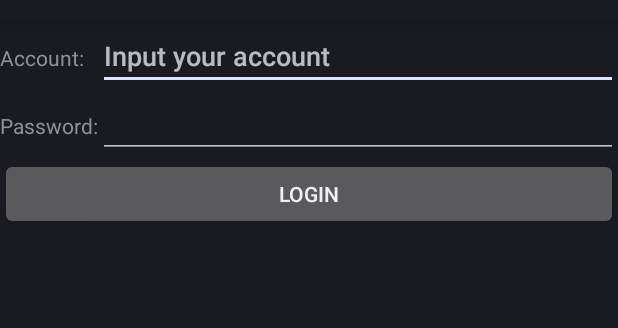
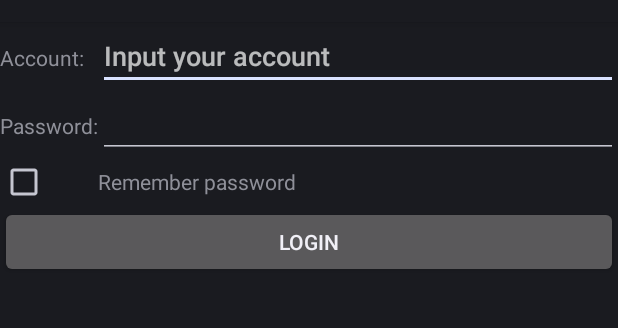
Before and after one commit to yaozongyou/android-first-code, an Android app: the screen it shows after launch (LoginActivity), on a phone screen of 412 x 824 dp, the part 62-390 px from its top. Run offline under Robolectric (Android 15) with nearby library versions, the phone set to English and light mode, and no system bars.

Commit message:
add files

```diff
--- a/BroadcastBestPractice/src/main/java/com/yaozongyou/broadcastbestpractice/LoginActivity.java
+++ b/BroadcastBestPractice/src/main/java/com/yaozongyou/broadcastbestpractice/LoginActivity.java
@@ -8,11 +8,18 @@ import android.widget.Button;
 import android.widget.EditText;
 import android.view.View;
 import android.view.View.OnClickListener;
+import android.content.SharedPreferences;
+import android.widget.CheckBox;
+import android.preference.PreferenceManager;
 
 public class LoginActivity extends BaseActivity {
     private EditText accountEdit;
     private EditText passwordEdit;
     private Button login;
+
+    private SharedPreferences pref;
+    private SharedPreferences.Editor editor;
+    private CheckBox rememberPass;
 
     @Override
     protected void onCreate(Bundle savedInstanceState) {
@@ -21,6 +28,20 @@ public class LoginActivity extends BaseActivity {
         accountEdit = (EditText)findViewById(R.id.account);
         passwordEdit = (EditText)findViewById(R.id.password);
         login = (Button)findViewById(R.id.login);
+
+        pref = PreferenceManager.getDefaultSharedPreferences(this);
+        rememberPass = (CheckBox)findViewById(R.id.remember_pass);
+
+        boolean isRemember = pref.getBoolean("remember_password", false);
+        if (isRemember) {
+            String account = pref.getString("account", "");
+            String password = pref.getString("password", "");
+            accountEdit.setText(account);
+            passwordEdit.setText(password);
+            rememberPass.setChecked(true);
+        }
+
+
         login.setOnClickListener(new OnClickListener() {
             @Override
             public void onClick(View v) {
@@ -28,6 +49,16 @@ public class LoginActivity extends BaseActivity {
                 String password = passwordEdit.getText().toString();
 
                 if (account.equals("admin") && password.equals("123456")) {
+                    editor = pref.edit();
+                    if (rememberPass.isChecked()) {
+                        editor.putBoolean("remember_password", true);
+                        editor.putString("account", account);
+                        editor.putString("password", password);
+                    } else {
+                        editor.clear();
+                    }
+                    editor.commit();
+
                     Intent intent = new Intent(LoginActivity.this, MainActivity.class);
                     startActivity(intent);
                     finish();
--- a/BroadcastBestPractice/src/main/res/layout/login.xml
+++ b/BroadcastBestPractice/src/main/res/layout/login.xml
@@ -28,6 +28,16 @@
     </TableRow>
 
     <TableRow>
+        <CheckBox
+            android:id="@+id/remember_pass"
+            android:layout_height="wrap_content"/>
+
+        <TextView
+            android:layout_height="wrap_content"
+            android:text="Remember password" />
+    </TableRow>
+
+    <TableRow>
         <Button
             android:id="@+id/login"
             android:layout_height="wrap_content"
```
